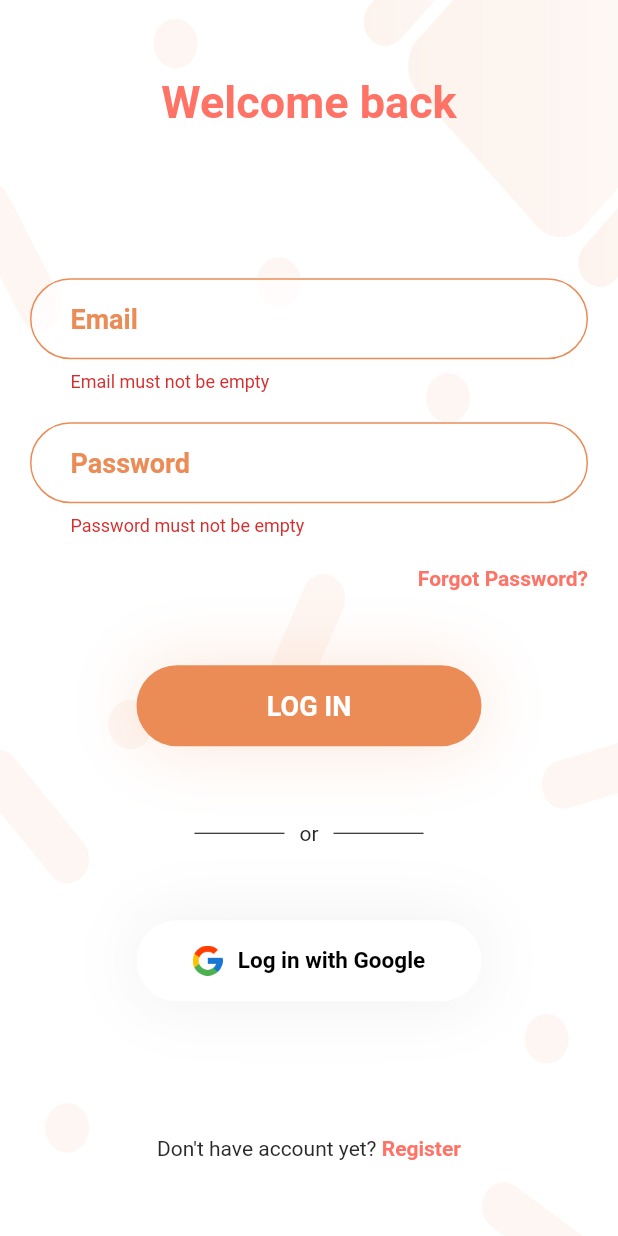
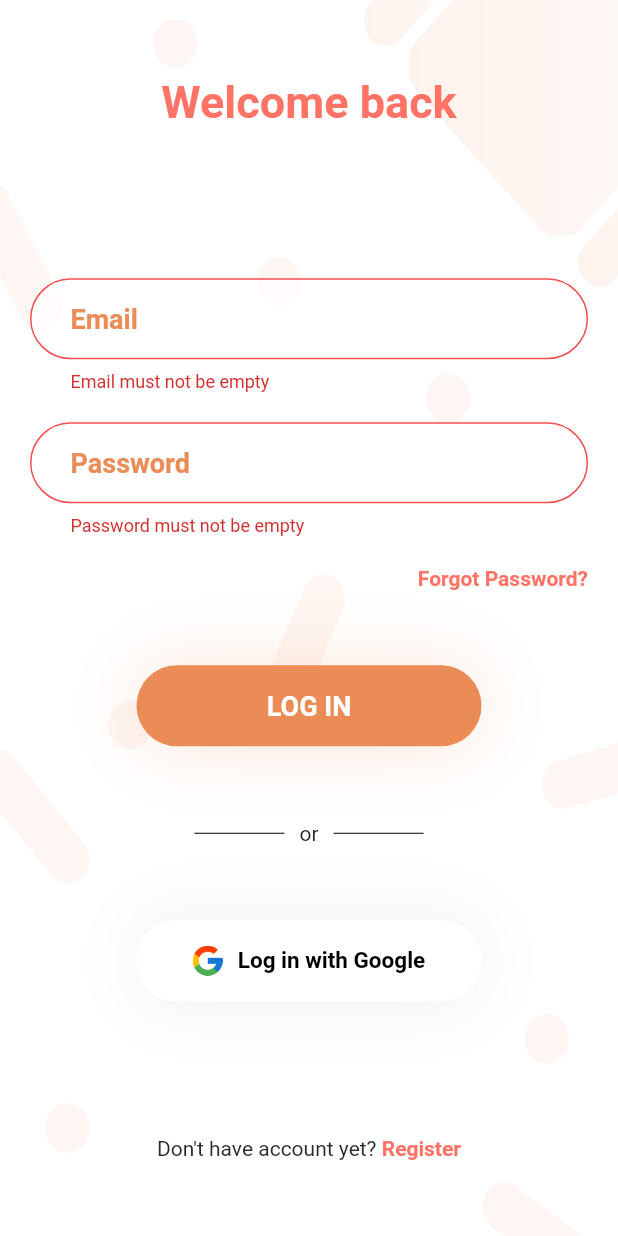
Before and after one commit to IvanTanaka/Flutter-Mobile-Booking_System, a Flutter app: the screen it shows after launch, after a tap on "LOG IN", on a phone screen of 412 x 824 dp. Run offline on Flutter 3.47's test engine with Material 2 defaults, Android fonts, the light colour scheme and no system bars; our stand-ins replace connectivity, dio, flutter_datetime_picker, flutter_masked_text, flutter_money_formatter, font_awesome_flutter and 4 more; missing offline and left inert: catcher, clipboard_manager, extended_text; network calls fail.

Commit message:
fix text edit form

```diff
--- a/lib/ui/views/registration/login_view.dart
+++ b/lib/ui/views/registration/login_view.dart
@@ -16,6 +16,8 @@ class LoginView extends StatefulWidget {
 class _LoginViewState extends State<LoginView> {
   final _formKey = GlobalKey<FormState>();
   final _backgroundLayout = "assets/images/backgroundlogin-01.png";
+  TextEditingController emailController = new TextEditingController();
+  TextEditingController passwordController = new TextEditingController();
   @override
   Widget build(BuildContext context) {
     return Scaffold(
@@ -169,6 +171,7 @@ class _LoginViewState extends State<LoginView> {
       margin: EdgeInsets.only(left: 20, right: 20, top: 20, bottom: 20),
       child: Container(
         child: SharedTextFormField(
+          controller: emailController,
           validator: (String value) => viewModel.validateEmail(value),
           hintText: "Email",
         ),
@@ -181,6 +184,7 @@ class _LoginViewState extends State<LoginView> {
       margin: EdgeInsets.only(left: 20, right: 20),
       child: Container(
         child: SharedTextFormField(
+          controller: passwordController,
           validator: (String value) => viewModel.validatePassword(value),
           obscureText: true,
           hintText: "Password",
--- a/lib/ui/widgets/shared_text_form_field.dart
+++ b/lib/ui/widgets/shared_text_form_field.dart
@@ -4,10 +4,11 @@ import 'package:member_apps/ui/shared_colors.dart';
 class SharedTextFormField extends StatefulWidget {
   final String hintText;
   final bool obscureText;
-  final ChangedCallback onChanged;
+  final Function(String) onChanged;
   final Function(String) validator;
+  final TextEditingController controller;
 
-  const SharedTextFormField({Key key, this.validator, this.hintText = "", this.obscureText =false, this.onChanged}) : super(key: key);
+  const SharedTextFormField({Key key, this.validator, this.hintText = "", this.obscureText =false, this.onChanged, this.controller}) : super(key: key);
 
 
   @override
@@ -19,8 +20,13 @@ class _SharedTextFormFieldState extends State<SharedTextFormField> {
   @override
   Widget build(BuildContext context) {
     return TextFormField(
+      controller: widget.controller,
       validator: (String value) {
-          String errorMessage = widget.validator(value);
+        print("VALUE : "+value);
+        String errorMessage;
+        setState(() {
+          errorMessage = widget.validator(value);
+        });
         return errorMessage;
       },
       cursorColor: SharedColors.primaryColor,
@@ -36,7 +42,7 @@ class _SharedTextFormFieldState extends State<SharedTextFormField> {
         fillColor: Colors.white70,
         errorBorder: OutlineInputBorder(
           borderRadius: BorderRadius.all(Radius.circular(30.0)),
-          borderSide: BorderSide(color: SharedColors.primaryOrangeColor, width: 1),
+          borderSide: BorderSide(color: SharedColors.errorColor, width: 1),
         ),
         disabledBorder: OutlineInputBorder(
           borderRadius: BorderRadius.all(Radius.circular(30.0)),
@@ -62,6 +68,3 @@ class _SharedTextFormFieldState extends State<SharedTextFormField> {
     );
   }
 }
-
-typedef ChangedCallback = void Function(String value);
-typedef ValidatorCallback = void Function(String value);
```
